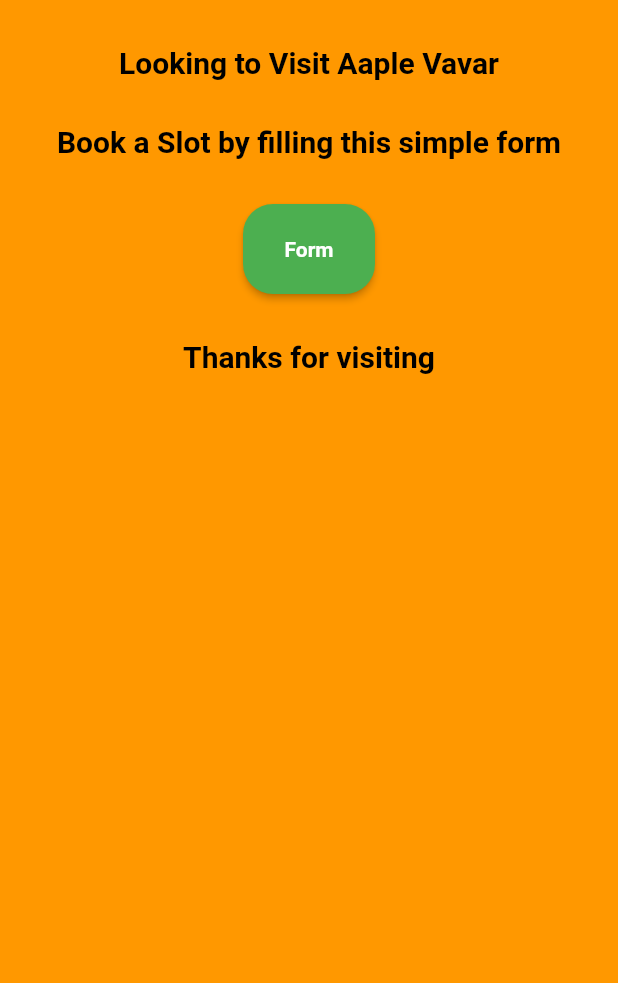
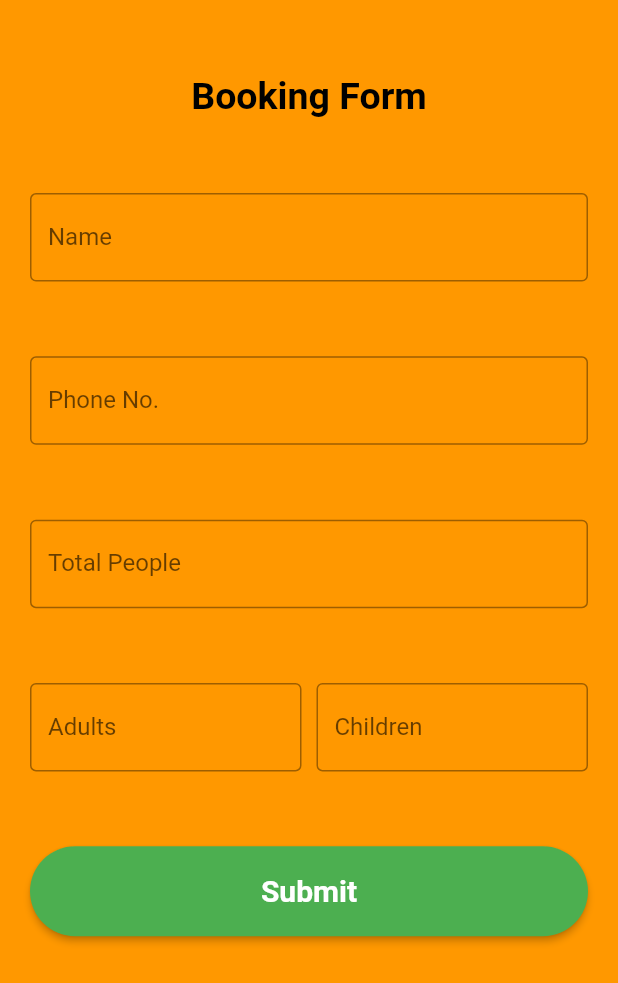
Before and after one commit to Priyanshu078/aapleVavar, a Flutter app: the Booking screen opened directly, on a phone screen of 412 x 824 dp. Shown: the top 983 px of the screen. Run offline on Flutter 3.47's test engine with Material 2 defaults, Android fonts, the phone set to English and light mode, and no system bars; our stand-ins replace carousel_slider, curved_navigation_bar, firebase_auth, firebase_core, google_maps_flutter, google_sign_in and 1 more; accounts and stored records are empty.

Commit message:
updated booking.dart

```diff
--- a/lib/drawerPages/Booking.dart
+++ b/lib/drawerPages/Booking.dart
@@ -1,65 +1,122 @@
-import 'dart:ui';
+import 'package:aaple_vaavar/auth/authentication.dart';
+import 'package:flutter/material.dart';
 
-import 'package:flutter/material.dart';
-import 'package:url_launcher/url_launcher.dart';
-
-class Booking extends StatelessWidget {
+class Booking extends StatefulWidget {
   const Booking({Key? key}) : super(key: key);
 
-  final url =
-      "https://docs.google.com/forms/d/e/1FAIpQLSfc639sJK1N2A1xbYWCLY68Dkbz6_B8vFPQU7aRfrUhz3jwVw/viewform?usp=sf_link";
+  @override
+  _BookingState createState() => _BookingState();
+}
 
+class _BookingState extends State<Booking> {
+  TextEditingController _controllerName = new TextEditingController();
+  TextEditingController _controllerPhone = new TextEditingController();
+  TextEditingController _controllerPeople = new TextEditingController();
+  TextEditingController _controllerAdults = new TextEditingController();
+  TextEditingController _controllerChildren = new TextEditingController();
   @override
   Widget build(BuildContext context) {
     return Scaffold(
       backgroundColor: Colors.orange,
-      body: Center(
+      body: SingleChildScrollView(
+        scrollDirection: Axis.vertical,
+        child: Container(
+          padding: EdgeInsets.symmetric(horizontal: 20),
+          height: MediaQuery.of(context).size.height - 150,
+          width: double.infinity,
           child: Column(
-          children: <Widget>[
-            SizedBox(
-              height: 30,
+            mainAxisAlignment: MainAxisAlignment.spaceEvenly,
+            children: [
+              Text(
+                "Booking Form",
+                style: TextStyle(
+                    fontWeight: FontWeight.bold,
+                    fontSize: 25,
+                    color: Colors.black),
               ),
-            Text(
-              "Looking to Visit Aaple Vavar",
-              textAlign: TextAlign.center,
-              style: TextStyle(
-                  color: Colors.black, fontSize: 20, fontWeight: FontWeight.bold),
+              TextField(
+                controller: _controllerName,
+                decoration: InputDecoration(
+                  border: OutlineInputBorder(),
+                  hintText: "Name",
+                  labelText: "Name",
                 ),
-            SizedBox(
-              height: 30,
               ),
-            Text(
-              "Book a Slot by filling this simple form",
-              textAlign: TextAlign.center,
-              style: TextStyle(
-                  color: Colors.black, fontSize: 20, fontWeight: FontWeight.bold),
+              TextField(
+                controller: _controllerPhone,
+                keyboardType: TextInputType.number,
+                decoration: InputDecoration(
+                  border: OutlineInputBorder(),
+                  hintText: "Phone Number",
+                  labelText: "Phone No.",
                 ),
-            SizedBox(
-              height: 30,
+              ),
+              TextField(
+                controller: _controllerPeople,
+                keyboardType: TextInputType.number,
+                decoration: InputDecoration(
+                  border: OutlineInputBorder(),
+                  hintText: "Total Number of People",
+                  labelText: "Total People",
+                ),
+              ),
+              Row(
+                mainAxisAlignment: MainAxisAlignment.spaceEvenly,
+                children: [
+                  Flexible(
+                    flex: 1,
+                    child: Padding(
+                      padding: EdgeInsets.only(right: 5),
+                      child: TextField(
+                        controller: _controllerAdults,
+                        keyboardType: TextInputType.number,
+                        decoration: InputDecoration(
+                          border: OutlineInputBorder(),
+                          hintText: "Number of Adults",
+                          labelText: "Adults",
+                        ),
+                      ),
+                    ),
+                  ),
+                  Flexible(
+                    flex: 1,
+                    child: Padding(
+                      padding: EdgeInsets.only(left: 5),
+                      child: TextField(
+                        controller: _controllerChildren,
+                        keyboardType: TextInputType.number,
+                        decoration: InputDecoration(
+                          border: OutlineInputBorder(),
+                          hintText: "Number of Children",
+                          labelText: "Children",
+                        ),
+                      ),
+                    ),
+                  ),
+                ],
               ),
               MaterialButton(
+                height: 60,
+                minWidth: double.infinity,
+                shape: RoundedRectangleBorder(
+                    borderRadius: BorderRadius.circular(30)),
                 color: Colors.green,
-              shape:
-                  RoundedRectangleBorder(borderRadius: BorderRadius.circular(20)),
-              height: 60,
                 onPressed: () {
-                launch(url);
+                  ScaffoldMessenger.of(context).showSnackBar(
+                      Authentication.customSnackBar(
+                          content:
+                              "Form Submitted,\nWe will be contacting you shortly"));
                 },
                 child: Text(
-                "Form",
-                style:
-                    TextStyle(color: Colors.white, fontWeight: FontWeight.bold),
+                  "Submit",
+                  style: TextStyle(
+                      color: Colors.white,
+                      fontSize: 20,
+                      fontWeight: FontWeight.bold),
                 ),
               ),
-            SizedBox(
-              height: 30,
+            ],
           ),
-            Text(
-              "Thanks for visiting",
-              style: TextStyle(
-                  color: Colors.black, fontSize: 20, fontWeight: FontWeight.bold),
-            ),
-          ],
         ),
       ),
     );
```
Lines whose indentation alone changed are shown as unchanged.
